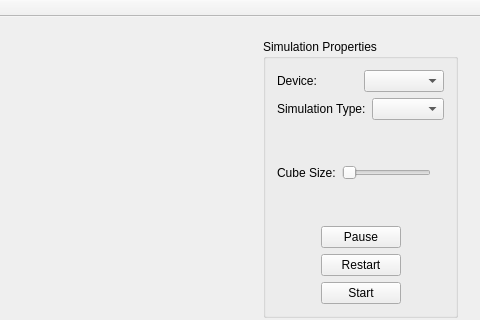
mlykotom/gmu-water-simulation, file ui/mainwindow.ui: the form before one commit; both pictures show x 409 to 889 and y 0 to 320 of the 889 by 625 pixel window.
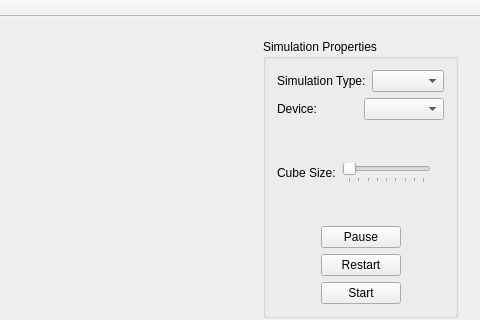
The form after the commit.

Commit message: Sliders & shit

```diff
--- a/ui/mainwindow.ui
+++ b/ui/mainwindow.ui
@@ -37,26 +37,6 @@
          <layout class="QGridLayout" name="gridLayout">
           <item row="0" column="0">
            <layout class="QVBoxLayout" name="verticalLayout_2">
-            <item>
-             <layout class="QHBoxLayout" name="horizontalLayout">
-              <item>
-               <widget class="QLabel" name="label">
-                <property name="sizePolicy">
-                 <sizepolicy hsizetype="Minimum" vsizetype="Fixed">
-                  <horstretch>0</horstretch>
-                  <verstretch>0</verstretch>
-                 </sizepolicy>
-                </property>
-                <property name="text">
-                 <string>Device:</string>
-                </property>
-               </widget>
-              </item>
-              <item>
-               <widget class="QComboBox" name="devicesComboBox"/>
-              </item>
-             </layout>
-            </item>
             <item>
              <layout class="QHBoxLayout" name="horizontalLayout_6">
               <item>
@@ -77,6 +57,26 @@
               </item>
              </layout>
             </item>
+            <item>
+             <layout class="QHBoxLayout" name="horizontalLayout">
+              <item>
+               <widget class="QLabel" name="label">
+                <property name="sizePolicy">
+                 <sizepolicy hsizetype="Minimum" vsizetype="Fixed">
+                  <horstretch>0</horstretch>
+                  <verstretch>0</verstretch>
+                 </sizepolicy>
+                </property>
+                <property name="text">
+                 <string>Device:</string>
+                </property>
+               </widget>
+              </item>
+              <item>
+               <widget class="QComboBox" name="devicesComboBox"/>
+              </item>
+             </layout>
+            </item>
             <item>
              <layout class="QHBoxLayout" name="horizontalLayout_2">
               <item>
@@ -95,17 +95,35 @@
               <item>
                <widget class="QSlider" name="cubeSizeSlider">
                 <property name="minimum">
-                 <number>10</number>
+                 <number>1</number>
                 </property>
                 <property name="maximum">
-                 <number>90</number>
+                 <number>9</number>
                 </property>
                 <property name="singleStep">
-                 <number>10</number>
+                 <number>1</number>
+                </property>
+                <property name="pageStep">
+                 <number>1</number>
+                </property>
+                <property name="value">
+                 <number>1</number>
                 </property>
                 <property name="orientation">
                  <enum>Qt::Horizontal</enum>
                 </property>
+                <property name="invertedAppearance">
+                 <bool>false</bool>
+                </property>
+                <property name="invertedControls">
+                 <bool>false</bool>
+                </property>
+                <property name="tickPosition">
+                 <enum>QSlider::TicksBelow</enum>
+                </property>
+                <property name="tickInterval">
+                 <number>1</number>
+                </property>
                </widget>
               </item>
               <item>
```
The commit also changes 2 other files.
